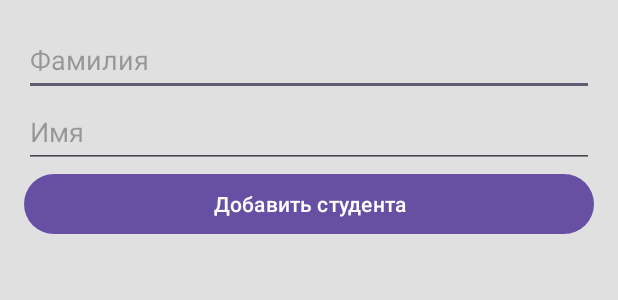
After one commit to drvy25491-code/Presence, an Android app: the layout activity_students.xml on its own in the app's theme, with its tools: preview values and no code run, on a phone screen of 412 x 824 dp. The commit adds this screen. Shown: the top 300 px of the screen. Run offline under Robolectric (Android 15) with nearby library versions, the phone set to English and light mode, and no system bars.

Commit message:
Добавлена модель Student и экран StudentsActivity с логикой добавления/удаления

```diff
--- /dev/null
+++ b/app/src/main/res/layout/activity_students.xml
@@ -0,0 +1,36 @@
+<?xml version="1.0" encoding="utf-8"?>
+<LinearLayout xmlns:android="http://schemas.android.com/apk/res/android"
+    android:layout_width="match_parent"
+    android:layout_height="match_parent"
+    android:orientation="vertical"
+    android:padding="16dp"
+    android:background="#E0E0E0">
+
+    <EditText
+        android:id="@+id/etLastName"
+        android:layout_width="match_parent"
+        android:layout_height="wrap_content"
+        android:hint="Фамилия"
+        android:minHeight="48dp" />
+
+    <EditText
+        android:id="@+id/etFirstName"
+        android:layout_width="match_parent"
+        android:layout_height="wrap_content"
+        android:hint="Имя"
+        android:minHeight="48dp" />
+
+    <Button
+        android:id="@+id/btnAddStudent"
+        android:layout_width="match_parent"
+        android:layout_height="wrap_content"
+        android:text="Добавить студента" />
+
+    <androidx.recyclerview.widget.RecyclerView
+        android:id="@+id/rvStudents"
+        android:layout_width="match_parent"
+        android:layout_height="0dp"
+        android:layout_weight="1"
+        android:layout_marginTop="16dp" />
+
+</LinearLayout>
```
Also changed, not shown: app/src/main/java/com/example/attendancecontrol/MainActivity.kt (+10 -10 lines), app/src/main/java/com/example/attendancecontrol/Student.kt (added, +8 -0 lines), app/src/main/java/com/example/attendancecontrol/StudentsActivity.kt (added, +100 -0 lines), app/src/main/res/layout/item_student.xml (added, +22 -0 lines).
